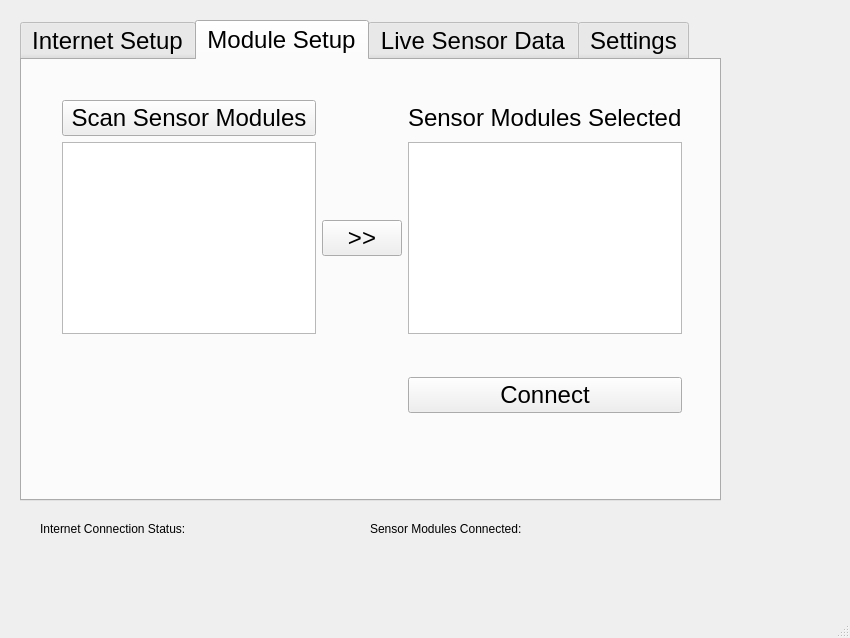
Before: the Qt Designer form Graphic User Interface/guiv2.ui in cesardaniel92/SmartHomeSystem, drawn with Qt 5.
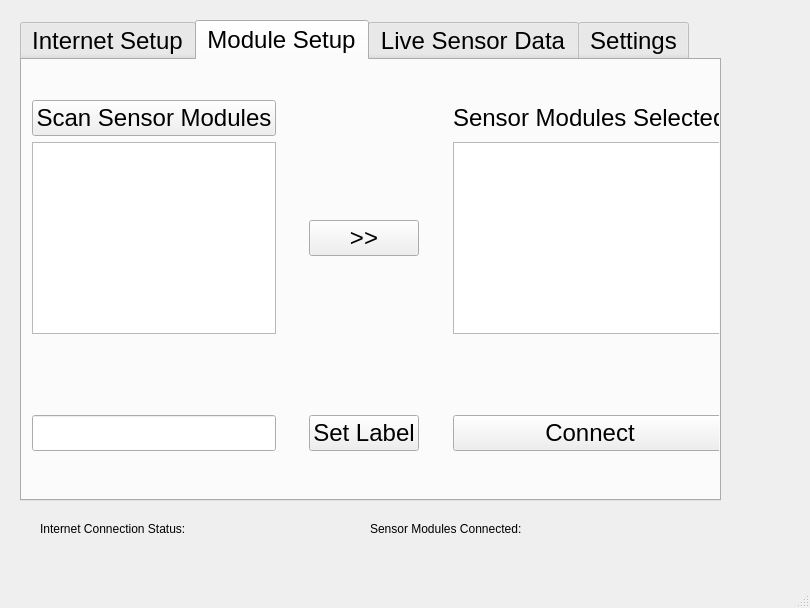
After: the same form once the commit is applied. The open tabs and pages were chosen to show the change.

What changed in the file:
```diff
--- a/Graphic User Interface/guiv2.ui
+++ b/Graphic User Interface/guiv2.ui
@@ -6,8 +6,8 @@
    <rect>
     <x>0</x>
     <y>0</y>
-    <width>850</width>
-    <height>638</height>
+    <width>810</width>
+    <height>608</height>
    </rect>
   </property>
   <property name="sizePolicy">
@@ -114,14 +114,17 @@
      <widget class="QWidget" name="gridLayoutWidget_3">
       <property name="geometry">
        <rect>
-        <x>40</x>
+        <x>10</x>
         <y>40</y>
-        <width>620</width>
+        <width>695</width>
         <height>351</height>
        </rect>
       </property>
       <layout class="QGridLayout" name="gridLayout_3">
-       <item row="1" column="3">
+       <item row="4" column="1">
+        <widget class="QLineEdit" name="labelValue"/>
+       </item>
+       <item row="1" column="5">
         <widget class="QLabel" name="SensorModulesSelected">
          <property name="text">
           <string>Sensor Modules Selected</string>
@@ -138,36 +141,69 @@
          </property>
         </widget>
        </item>
-       <item row="2" column="2">
+       <item row="2" column="3">
         <widget class="QPushButton" name="SelectSensorModule">
          <property name="text">
           <string>&gt;&gt;</string>
          </property>
         </widget>
        </item>
-       <item row="3" column="3">
-        <widget class="QPushButton" name="ConnectToBLEDevices">
-         <property name="text">
-          <string>Connect</string>
-         </property>
-        </widget>
-       </item>
-       <item row="3" column="1">
-        <spacer name="verticalSpacer_6">
-         <property name="orientation">
-          <enum>Qt::Vertical</enum>
-         </property>
-         <property name="sizeHint" stdset="0">
-          <size>
-           <width>20</width>
-           <height>40</height>
-          </size>
-         </property>
-        </spacer>
-       </item>
-       <item row="2" column="3">
+       <item row="2" column="5">
         <widget class="QListWidget" name="ModulesSelectedList"/>
        </item>
+       <item row="4" column="5">
+        <widget class="QPushButton" name="ConnectToBLEDevices">
+         <property name="text">
+          <string>Connect</string>
+         </property>
+        </widget>
+       </item>
+       <item row="3" column="1">
+        <spacer name="verticalSpacer_5">
+         <property name="orientation">
+          <enum>Qt::Vertical</enum>
+         </property>
+         <property name="sizeHint" stdset="0">
+          <size>
+           <width>20</width>
+           <height>40</height>
+          </size>
+         </property>
+        </spacer>
+       </item>
+       <item row="4" column="3">
+        <widget class="QPushButton" name="setLabelButton">
+         <property name="text">
+          <string>Set Label</string>
+         </property>
+        </widget>
+       </item>
+       <item row="4" column="2">
+        <spacer name="horizontalSpacer_2">
+         <property name="orientation">
+          <enum>Qt::Horizontal</enum>
+         </property>
+         <property name="sizeHint" stdset="0">
+          <size>
+           <width>40</width>
+           <height>20</height>
+          </size>
+         </property>
+        </spacer>
+       </item>
+       <item row="4" column="4">
+        <spacer name="horizontalSpacer_3">
+         <property name="orientation">
+          <enum>Qt::Horizontal</enum>
+         </property>
+         <property name="sizeHint" stdset="0">
+          <size>
+           <width>40</width>
+           <height>20</height>
+          </size>
+         </property>
+        </spacer>
+       </item>
       </layout>
      </widget>
     </widget>
```
Left out of the diff: 4 changed lines with no effect on the pictures.
